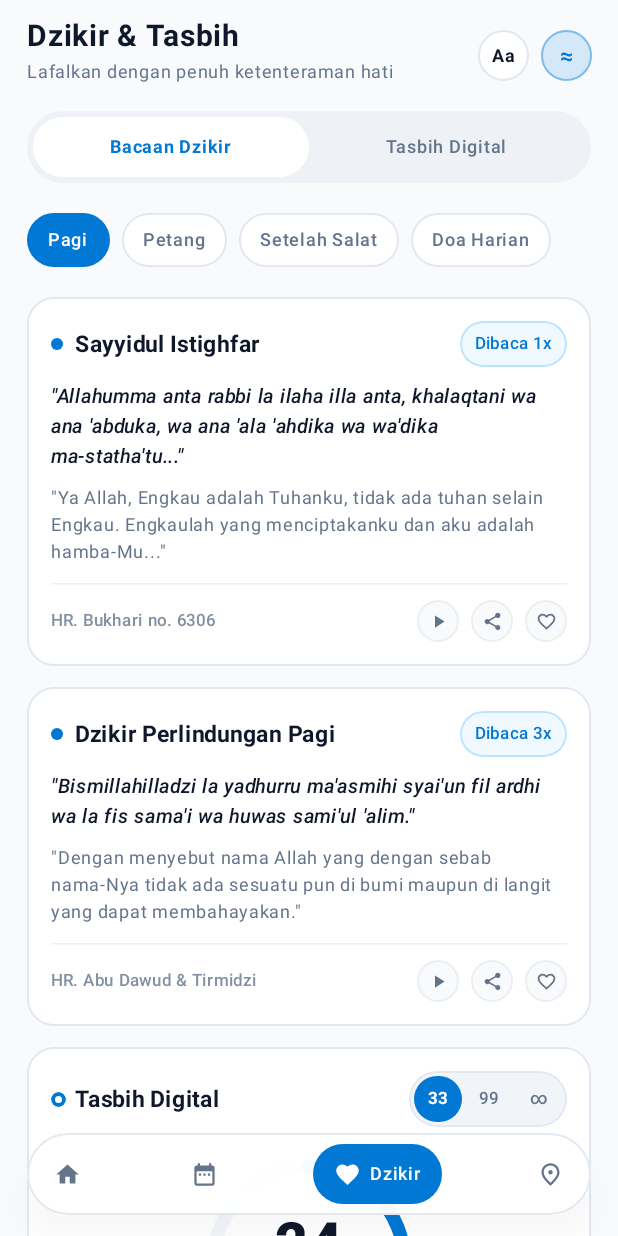
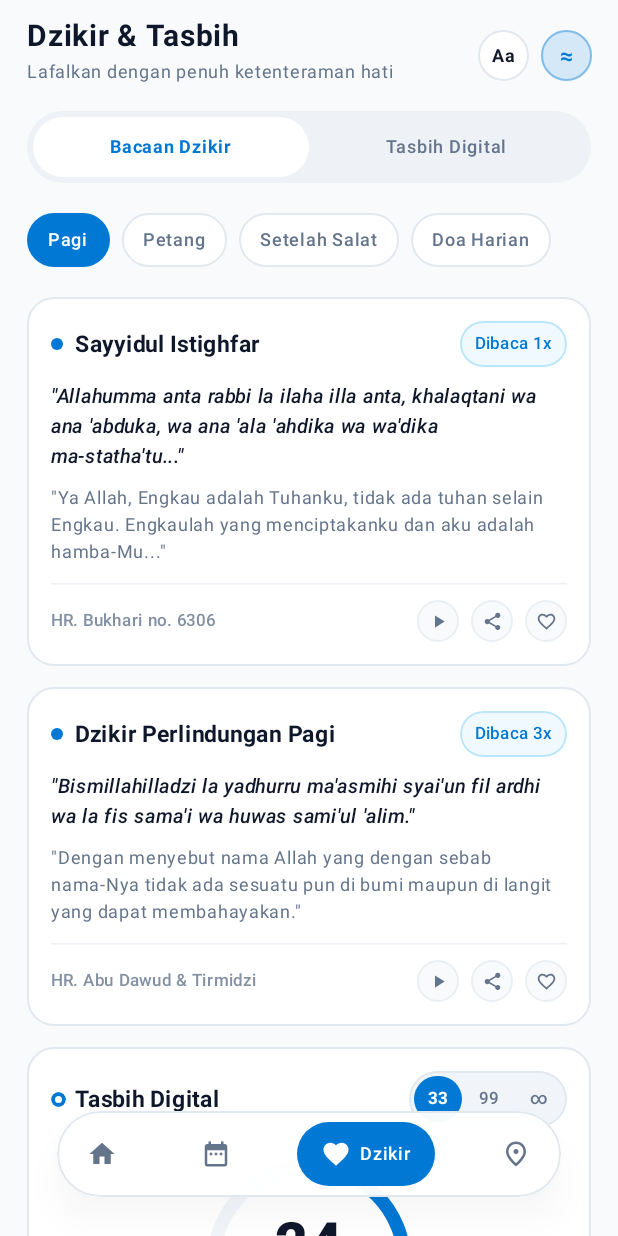
Before and after one commit to AdiSatriaPermana/Jejak-Ibadah, an Android app built with Jetpack Compose: the screen it shows after launch (MainActivity), after a tap on "Dzikir", on a phone screen of 412 x 824 dp. Run offline under Robolectric (Android 15) with nearby library versions, the phone set to English and light mode, and no system bars; 3 other taps on this screen came first.

Commit message:
refactor(ui): perbarui state MainActivity, BackHandler, dan responsivitas AppBottomNavbar

```diff
--- a/app/src/main/java/lat/pam/jejakibadah/AppBottomNavbar.kt
+++ b/app/src/main/java/lat/pam/jejakibadah/AppBottomNavbar.kt
@@ -1,5 +1,6 @@
 package lat.pam.jejakibadah
 
+import androidx.compose.animation.animateContentSize
 import androidx.compose.foundation.BorderStroke
 import androidx.compose.foundation.background
 import androidx.compose.foundation.clickable
@@ -20,9 +21,13 @@ import androidx.compose.ui.draw.clip
 import androidx.compose.ui.draw.shadow
 import androidx.compose.ui.graphics.Color
 import androidx.compose.ui.text.font.FontWeight
+import androidx.compose.ui.text.style.TextOverflow
 import androidx.compose.ui.unit.dp
 import androidx.compose.ui.unit.sp
 import lat.pam.jejakibadah.ui.theme.*
+
+// Standar padding bawah untuk LazyColumn/Column di semua layar agar tidak tertutup navbar
+val BottomNavSafePadding = 96.dp
 
 @Composable
 fun AppBottomNavbar(
@@ -38,8 +43,14 @@ fun AppBottomNavbar(
         Pair("Kiblat", Icons.Outlined.Place)
     )
 
+    Box(
+        modifier = modifier
+            .fillMaxWidth()
+            .navigationBarsPadding()
+            .padding(horizontal = 20.dp, vertical = 12.dp)
+    ) {
         Surface(
-        modifier = modifier
+            modifier = Modifier
                 .fillMaxWidth()
                 .shadow(
                     elevation = if (isDark) 16.dp else 12.dp,
@@ -75,9 +86,10 @@ fun AppBottomNavbar(
                             .clip(CircleShape)
                             .background(pillBg)
                             .clickable { onSelectTab(index) }
+                            .animateContentSize()
                             .padding(
-                            horizontal = if (isSelected) 14.dp else 10.dp,
-                            vertical = 8.dp
+                                horizontal = if (isSelected) 16.dp else 12.dp,
+                                vertical = 9.dp
                             ),
                         verticalAlignment = Alignment.CenterVertically,
                         horizontalArrangement = Arrangement.spacedBy(6.dp)
@@ -86,7 +98,7 @@ fun AppBottomNavbar(
                             imageVector = icon,
                             contentDescription = label,
                             tint = contentColor,
-                        modifier = Modifier.size(18.dp)
+                            modifier = Modifier.size(20.dp)
                         )
                         if (isSelected) {
                             Text(
@@ -94,7 +106,9 @@ fun AppBottomNavbar(
                                 fontSize = 12.sp,
                                 fontWeight = FontWeight.SemiBold,
                                 color = Color.White,
-                            maxLines = 1
+                                maxLines = 1,
+                                softWrap = false,
+                                overflow = TextOverflow.Ellipsis
                             )
                         }
                     }
@@ -102,3 +116,4 @@ fun AppBottomNavbar(
             }
         }
     }
+}
--- a/app/src/main/java/lat/pam/jejakibadah/MainActivity.kt
+++ b/app/src/main/java/lat/pam/jejakibadah/MainActivity.kt
@@ -2,13 +2,14 @@ package lat.pam.jejakibadah
 
 import android.os.Bundle
 import androidx.activity.ComponentActivity
+import androidx.activity.compose.BackHandler
 import androidx.activity.compose.setContent
 import androidx.activity.enableEdgeToEdge
 import androidx.compose.foundation.isSystemInDarkTheme
 import androidx.compose.runtime.getValue
 import androidx.compose.runtime.mutableIntStateOf
 import androidx.compose.runtime.mutableStateOf
-import androidx.compose.runtime.remember
+import androidx.compose.runtime.saveable.rememberSaveable
 import androidx.compose.runtime.setValue
 import lat.pam.jejakibadah.ui.theme.JejakIbadahTheme
 
@@ -17,10 +18,11 @@ class MainActivity : ComponentActivity() {
         super.onCreate(savedInstanceState)
         enableEdgeToEdge()
         setContent {
-            var themeMode by remember { mutableIntStateOf(2) } // 0=Terang, 1=Gelap, 2=Sistem
-            var currentTab by remember { mutableIntStateOf(0) }
-            var showSettings by remember { mutableStateOf(false) }
-            var showLogin by remember { mutableStateOf(true) } // Tampil pertama kali saat buka app
+            // 0 = Terang, 1 = Gelap, 2 = Sistem (nantinya dibaca dari DataStore UserPreferences)
+            var themeMode by rememberSaveable { mutableIntStateOf(2) }
+            var currentTab by rememberSaveable { mutableIntStateOf(0) }
+            var showSettings by rememberSaveable { mutableStateOf(false) }
+            var isOnboardingCompleted by rememberSaveable { mutableStateOf(false) }
 
             val useDarkTheme = when (themeMode) {
                 0 -> false
@@ -28,24 +30,34 @@ class MainActivity : ComponentActivity() {
                 else -> isSystemInDarkTheme()
             }
 
+            // Menangani tombol Back sistem agar tidak langsung keluar aplikasi
+            BackHandler(enabled = showSettings || currentTab != 0) {
+                if (showSettings) {
+                    showSettings = false
+                } else if (currentTab != 0) {
+                    currentTab = 0
+                }
+            }
+
             JejakIbadahTheme(darkTheme = useDarkTheme) {
                 when {
-                    showLogin -> {
+                    !isOnboardingCompleted -> {
+                        // Sementara masih memanggil LoginScreen, nanti diganti OnboardingScreen
                         LoginScreen(
                             isDarkTheme = useDarkTheme,
                             onToggleTheme = {
                                 themeMode = if (useDarkTheme) 0 else 1
                             },
-                            onLoginSuccess = { showLogin = false },
-                            onContinueOffline = { showLogin = false },
-                            onNavigateBack = { showLogin = false }
+                            onLoginSuccess = { isOnboardingCompleted = true },
+                            onContinueOffline = { isOnboardingCompleted = true },
+                            onNavigateBack = { isOnboardingCompleted = true }
                         )
                     }
                     showSettings -> {
                         SettingsScreen(
                             selectedThemeMode = themeMode,
                             onThemeModeChange = { themeMode = it },
-                            onOpenLogin = { showLogin = true },
+                            onOpenLogin = { isOnboardingCompleted = false },
                             onNavigateBack = { showSettings = false }
                         )
                     }
@@ -55,9 +67,16 @@ class MainActivity : ComponentActivity() {
                                 onNavigateTab = { currentTab = it },
                                 onOpenSettings = { showSettings = true }
                             )
-                            1 -> JejakScreen(onNavigateTab = { currentTab = it })
-                            2 -> DzikirScreen(onNavigateTab = { currentTab = it })
-                            3 -> KiblatScreen(onNavigateTab = { currentTab = it })
+                            1 -> JejakScreen(
+                                onNavigateTab = { currentTab = it }
+                                // Tambahkan parameter onOpenSettings = { showSettings = true } setelah JejakScreen diperbarui
+                            )
+                            2 -> DzikirScreen(
+                                onNavigateTab = { currentTab = it }
+                            )
+                            3 -> KiblatScreen(
+                                onNavigateTab = { currentTab = it }
+                            )
                             else -> HomeScreen(
                                 onNavigateTab = { currentTab = it },
                                 onOpenSettings = { showSettings = true }
```
Lines whose indentation alone changed are shown as unchanged.
